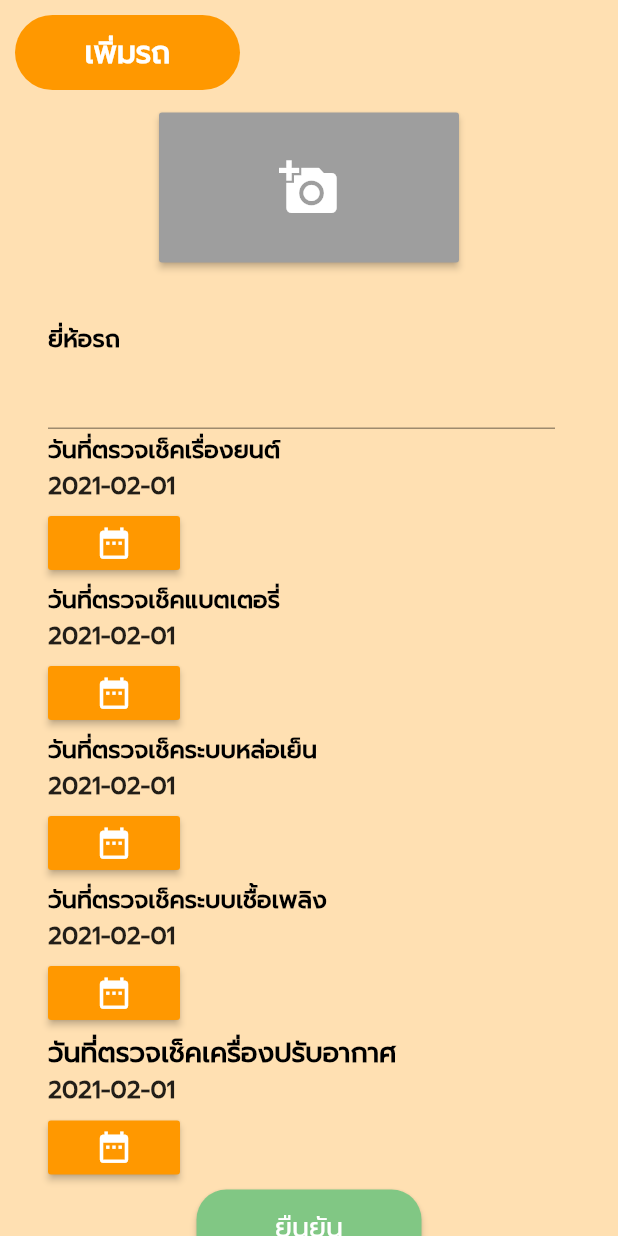
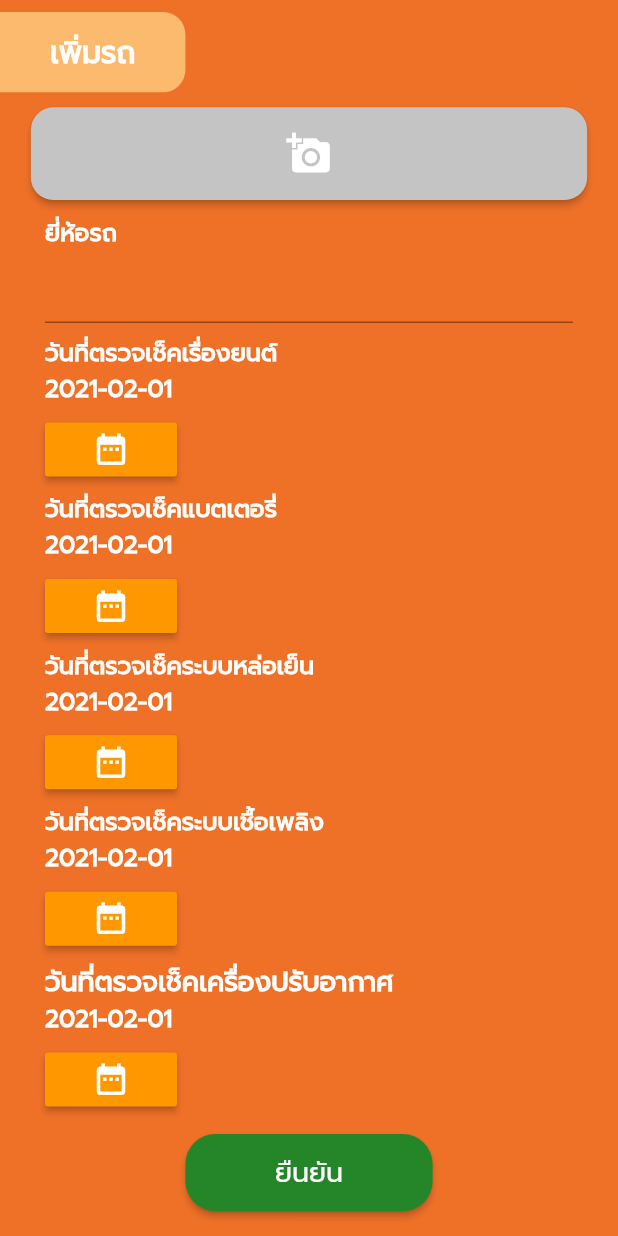
Before and after one commit to Siriwika/GarageMaster, a Flutter app: the DetaiPage screen opened directly, after a tap on the "add" icon, on a phone screen of 412 x 824 dp. Run offline on Flutter 3.47's test engine with Material 2 defaults, Android fonts, the phone set to English and light mode, and no system bars; our stand-ins replace google_maps_flutter, location; network calls fail; project files that could hold a hidden picture were left out.

Commit message:
UI Update

```diff
--- a/Project1/lib/garage.dart
+++ b/Project1/lib/garage.dart
@@ -25,41 +25,45 @@ class DetaiPage extends StatefulWidget {
 }
 
 class _DetaiPage extends State<DetaiPage> {
+  double screen;
   @override
+
   Widget build(BuildContext context) {
+    screen = MediaQuery.of(context).size.width;
+    print('screen = $screen');
     return Scaffold(
-        backgroundColor: Colors.orange[100],
+        backgroundColor: Color.fromRGBO(239, 113, 40, 1),
         body: SafeArea(
             child: Container(
-                margin: EdgeInsets.all(20),
                 child: Column(
                     crossAxisAlignment: CrossAxisAlignment.end,
                     children: <Widget>[
               SizedBox(
                 height: 2,
               ),
-                      Text(
+              Container(
+                margin: EdgeInsets.all(20),
+                child: Text(
                   'Malya jerner',
                   style: TextStyle(
                       color: Colors.white,
                       fontSize: 30,
                       fontWeight: FontWeight.bold),
                 ),
-                      Column(children: <Widget>[
-                        Column(
-                          children: <Widget>[
-                            Align(
-                                alignment: Alignment.topLeft,
+              ),
+              Container(
+                child: Container(
+                  alignment: Alignment.centerLeft,
                   child: Container(
                     margin: EdgeInsets.fromLTRB(0, 10, 0, 0),
-                                  alignment: Alignment.center,
+                    width: 130,
                     height: 50,
-                                  width: 110,
-                                  decoration: ShapeDecoration(
-                                      color: Colors.orange,
-                                      shape: RoundedRectangleBorder(
-                                          borderRadius:
-                                              BorderRadius.circular(50))),
+                    decoration: BoxDecoration(
+                        color: Color.fromRGBO(251, 186, 110, 1),
+                        borderRadius: BorderRadius.only(
+                            topRight: Radius.circular(15),
+                            bottomRight: Radius.circular(15))),
+                    child: Center(
                       child: Text(
                         'อู่ของฉัน',
                         style: TextStyle(
@@ -67,24 +71,22 @@ class _DetaiPage extends State<DetaiPage> {
                             color: Colors.white,
                             fontWeight: FontWeight.bold,
                             fontStyle: FontStyle.italic,
-                                      fontFamily: 'Prompt',
+                            fontFamily: 'Prompt'),
                       ),
                     ),
-                                )),
-                          ],
+                  ),
+                ),
               ),
               Container(
                   child: Center(
                       child: Container(
                           decoration: BoxDecoration(
-                                        borderRadius: BorderRadius.circular(16),
-                                        color: Colors.orange[300]),
+                              borderRadius: BorderRadius.circular(15),
+                              color: Color.fromRGBO(196, 196, 196, 1)),
                           margin: EdgeInsets.all(20),
-                                    padding: EdgeInsets.all(20),
                           child: Column(
                               mainAxisSize: MainAxisSize.min,
-                                        mainAxisAlignment:
-                                            MainAxisAlignment.center,
+                              mainAxisAlignment: MainAxisAlignment.center,
                               children: <Widget>[
                                 buildButtonCradle(),
                               ])))),
@@ -92,41 +94,48 @@ class _DetaiPage extends State<DetaiPage> {
                   alignment: Alignment.center,
                   child: Column(
                     children: <Widget>[
-                                RaisedButton(
+                      Container(
+                        width: 350,
+                        height: 60,
+                        child: RaisedButton(
+                          color: Color.fromRGBO(196, 196, 196, 1),
                           onPressed: () {
                             Navigator.push(
                                 context,
                                 MaterialPageRoute(
                                     builder: (context) => CarInfo()));
                           },
-                                  child: Icon(Icons.add,
-                                      size: 40, color: Colors.white),
+                          child: Icon(Icons.add, size: 40, color: Colors.white),
+                          shape: RoundedRectangleBorder(
+                              borderRadius: BorderRadius.circular(15.0)),
+                        ),
                       )
                     ],
                   ))
-                      ])
             ]))));
   }
 }
 
 Widget buildButtonCradle() {
   return Container(
-      alignment: Alignment.center,
       child: Row(
     children: <Widget>[
       Expanded(
-            child: Text(
-              'ร้านทรัพย์รุ่งเรือง',
-              textAlign: TextAlign.center,
-              style: TextStyle(
-                  color: Colors.black,
-                  fontSize: 15,
-                  fontWeight: FontWeight.bold),
+        child: Image.network(
+          'https://www.iamcar.net/wp-content/uploads/2017/07/%E0%B8%97%E0%B8%A3%E0%B8%B1%E0%B8%9E%E0%B8%A2%E0%B9%8C%E0%B8%A3%E0%B8%B8%E0%B9%88%E0%B8%87%E0%B9%80%E0%B8%A3%E0%B8%B7%E0%B8%AD%E0%B8%87%E0%B8%A2%E0%B8%B2%E0%B8%87%E0%B8%A2%E0%B8%99%E0%B8%95%E0%B9%8C.jpg',
+          width: 200,
+          height: 60,
+          alignment: Alignment.centerLeft,
         ),
       ),
       Expanded(
-            child: TextField(),
-          )
+        child: Text(
+          'ร้านทรัพย์รุ่งเรือง',
+          textAlign: TextAlign.left,
+          style: TextStyle(
+              color: Colors.black, fontSize: 15, fontWeight: FontWeight.bold),
+        ),
+      ),
     ],
   ));
 }
--- a/Project1/lib/main.dart
+++ b/Project1/lib/main.dart
@@ -1,4 +1,5 @@
 import 'package:flutter/material.dart';
+import 'package:flutter/services.dart';
 
 void main() => runApp(MyApp());
 
@@ -19,9 +20,13 @@ class Login extends StatefulWidget {
 }
 
 class _LoginState extends State<Login> {
+  double screen;
   @override
   Widget build(BuildContext context) {
+    screen = MediaQuery.of(context).size.width;
+    print('screen = $screen');
     return Scaffold(
+      backgroundColor: Color.fromRGBO(239, 133, 40, 1),
       // backgroundColor: Colors.deepOrange[400],
       body: SingleChildScrollView(
         child: Column(
@@ -38,40 +43,72 @@ class _LoginState extends State<Login> {
                     child: Text(
                       'ล็อกอิน',
                       textAlign: TextAlign.center,
-                      style: TextStyle(color: Colors.black, fontSize: 30),
+                      style: TextStyle(
+                          color: Colors.white,
+                          fontSize: 40,
+                          fontWeight: FontWeight.bold),
                     )),
               ),
             ),
             Padding(
               //padding: const EdgeInsets.only(left:15.0,right: 15.0,top:0,bottom: 0),
               padding: EdgeInsets.symmetric(horizontal: 40),
+              child: Container(
+                height: screen * 0.13,
+                decoration: BoxDecoration(
+                  color: Colors.white,
+                  border: Border.all(width: 0.0, color: Colors.white),
+                  borderRadius:
+                      const BorderRadius.all(const Radius.circular(25)),
+                ),
+                padding: const EdgeInsets.all(2),
                 child: TextField(
+                  keyboardType: TextInputType.emailAddress,
+                  textInputAction: TextInputAction.next,
                   decoration: InputDecoration(
-                    border: OutlineInputBorder(
-                      borderRadius:
-                          const BorderRadius.all(Radius.circular(8.0)),
-                    ),
+                    icon: Icon(Icons.person),
+                    border: OutlineInputBorder(borderSide: BorderSide.none),
                     labelText: 'อีเมล',
-                    hintText: 'กรุณาป้อนอีเมล ตัวอย่าง abc@gmail.com'),
+                    hintText: 'กรุณาป้อนอีเมล ตัวอย่าง abc@gmail.com',
                   ),
                 ),
+              ),
+            ),
+            SizedBox(
+              height: screen * 0.09,
+            ),
             Padding(
-              padding: const EdgeInsets.only(
-                  left: 40.0, right: 40.0, top: 40, bottom: 50),
+              padding: EdgeInsets.symmetric(horizontal: 40),
               //padding: EdgeInsets.symmetric(horizontal: 15),
+              child: Container(
+                height: screen * 0.13,
+                decoration: BoxDecoration(
+                  color: Colors.white,
+                  border: Border.all(width: 0.0, color: Colors.white),
+                  borderRadius:
+                      const BorderRadius.all(const Radius.circular(25)),
+                ),
                 child: TextField(
+                  keyboardType: TextInputType.visiblePassword,
+                  textInputAction: TextInputAction.done,
                   obscureText: true,
                   decoration: InputDecoration(
-                    border: OutlineInputBorder(),
+                      icon: Icon(Icons.vpn_key_sharp),
+                      border: OutlineInputBorder(borderSide: BorderSide.none),
                       labelText: 'รหัสผ่าน',
                       hintText: 'กรุณาป้อนรหัสผ่าน'),
                 ),
               ),
+            ),
+            SizedBox(
+              height: screen * 0.09,
+            ),
             Container(
-              height: 50,
-              width: 200,
+              height: 40,
+              width: 150,
               decoration: BoxDecoration(
-                  color: Colors.blue, borderRadius: BorderRadius.circular(10)),
+                  color: Color.fromRGBO(251, 186, 110, 1),
+                  borderRadius: BorderRadius.circular(20)),
               child: FlatButton(
                 onPressed: () {
                   Navigator.push(
@@ -92,7 +129,10 @@ class _LoginState extends State<Login> {
               },
               child: Text(
                 'ลืมรหัสผ่าน',
-                style: TextStyle(color: Colors.blue, fontSize: 18),
+                style: TextStyle(
+                    color: Colors.white,
+                    fontSize: 18,
+                    decoration: TextDecoration.underline),
               ),
             ),
             SizedBox(
@@ -104,7 +144,7 @@ class _LoginState extends State<Login> {
               },
               child: Text(
                 'ยังไม่มีบัญชีใช่หรือไม่? ลงทะเบียน',
-                style: TextStyle(fontSize: 18),
+                style: TextStyle(color: Colors.white, fontSize: 18),
               ),
             ),
           ],
--- a/Project1/lib/maintain/carinfo.dart
+++ b/Project1/lib/maintain/carinfo.dart
@@ -25,6 +25,7 @@ class CarInfo extends StatefulWidget {
 }
 
 class _CarInfoState extends State<CarInfo> {
+  double screen;
   DateTime selectedDate = DateTime.now();
 
   _selectDate(BuildContext context) async {
@@ -42,8 +43,10 @@ class _CarInfoState extends State<CarInfo> {
 
   @override
   Widget build(BuildContext context) {
+    screen = MediaQuery.of(context).size.width;
+    print('screen = $screen');
     return Scaffold(
-        backgroundColor: Colors.orange[100],
+        backgroundColor: Color.fromRGBO(239, 113, 40, 1),
         body: SafeArea(
             child: Column(children: <Widget>[
           Column(
@@ -51,14 +54,15 @@ class _CarInfoState extends State<CarInfo> {
               Align(
                   alignment: Alignment.topLeft,
                   child: Container(
-                    margin: EdgeInsets.fromLTRB(10, 10, 0, 0),
-                    alignment: Alignment.center,
-                    height: 50,
-                    width: 150,
-                    decoration: ShapeDecoration(
-                        color: Colors.orange,
-                        shape: RoundedRectangleBorder(
-                            borderRadius: BorderRadius.circular(50))),
+                    margin: EdgeInsets.fromLTRB(0, 8, 0, 0),
+                    width: screen * 0.3,
+                    height: screen * 0.13,
+                    decoration: BoxDecoration(
+                        color: Color.fromRGBO(251, 186, 110, 1),
+                        borderRadius: BorderRadius.only(
+                            topRight: Radius.circular(15),
+                            bottomRight: Radius.circular(15))),
+                    child: Center(
                       child: Text(
                         'เพิ่มรถ',
                         style: TextStyle(
@@ -67,153 +71,171 @@ class _CarInfoState extends State<CarInfo> {
                           fontWeight: FontWeight.bold,
                         ),
                       ),
+                    ),
                   )),
             ],
           ),
-          Column(children: <Widget>[
+          Expanded(
+            child: SingleChildScrollView(
+              child: Column(children: <Widget>[
                 Container(
-              margin: EdgeInsets.all(15),
+                  width: screen * 0.9,
+                  height: screen * 0.15,
+                  margin: EdgeInsets.all(10),
                   child: RaisedButton(
-                color: Colors.grey,
+                    color: Color.fromRGBO(196, 196, 196, 1),
                     onPressed: () {},
-                child: Icon(Icons.add_a_photo, size: 40, color: Colors.white),
-                padding: EdgeInsets.fromLTRB(80, 30, 80, 30),
+                    child: Center(
+                        child: Icon(Icons.add_a_photo,
+                            size: 30, color: Colors.white)),
+                    padding: EdgeInsets.fromLTRB(80, 10, 80, 10),
+                    shape: RoundedRectangleBorder(
+                        borderRadius: BorderRadius.circular(15.0)),
                   ),
                 ),
                 Container(
-              padding: EdgeInsets.all(2),
-              margin: EdgeInsets.fromLTRB(30, 20, 40, 0),
+                  margin: EdgeInsets.fromLTRB(30, 0, 30, 0),
                   child: Column(
                     crossAxisAlignment: CrossAxisAlignment.start,
                     children: <Widget>[
-                  SizedBox(
-                    height: 2,
-                  ),
                       Text(
                         'ยี่ห้อรถ',
                         style: TextStyle(
-                        color: Colors.black,
+                            color: Colors.white,
                             fontSize: 16,
                             fontWeight: FontWeight.bold),
                       ),
                       TextField(),
-                  SizedBox(
-                    height: 2,
-                  ),
+                      SizedBox(height: screen * 0.02),
                       Text(
                         'วันที่ตรวจเช็คเรื่องยนต์',
                         style: TextStyle(
-                        color: Colors.black,
+                            color: Colors.white,
                             fontSize: 16,
                             fontWeight: FontWeight.bold),
                       ),
                       Text(
                         "${selectedDate.toLocal()}".split(' ')[0],
-                    style: TextStyle(fontSize: 16, fontWeight: FontWeight.bold),
+                        style: TextStyle(
+                            color: Colors.white,
+                            fontSize: 16,
+                            fontWeight: FontWeight.bold),
                       ),
                       SizedBox(
-                    height: 2,
+                        height: screen * 0.01,
                       ),
                       RaisedButton(
                         onPressed: () => _selectDate(context),
-                    child:
-                        Icon(Icons.date_range, size: 25, color: Colors.white),
+                        child: Icon(Icons.date_range,
+                            size: 25, color: Colors.white),
                         color: Colors.orange,
                       ),
                       SizedBox(
-                    height: 2,
+                        height: screen * 0.01,
                       ),
                       Text(
                         'วันที่ตรวจเช็คแบตเตอรี่',
                         style: TextStyle(
-                        color: Colors.black,
+                            color: Colors.white,
                             fontSize: 16,
                             fontWeight: FontWeight.bold),
                       ),
                       Text(
                         "${selectedDate.toLocal()}".split(' ')[0],
-                    style: TextStyle(fontSize: 16, fontWeight: FontWeight.bold),
+                        style: TextStyle(
+                            color: Colors.white,
+                            fontSize: 16,
+                            fontWeight: FontWeight.bold),
                       ),
                       SizedBox(
-                    height: 2,
+                        height: screen * 0.01,
                       ),
                       RaisedButton(
                         onPressed: () => _selectDate(context),
-                    child:
-                        Icon(Icons.date_range, size: 25, color: Colors.white),
+                        child: Icon(Icons.date_range,
+                            size: 25, color: Colors.white),
                         color: Colors.orange,
                       ),
                       SizedBox(
-                    height: 2,
+                        height: screen * 0.01,
                       ),
                       Text(
                         'วันที่ตรวจเช็คระบบหล่อเย็น',
                         style: TextStyle(
-                        color: Colors.black,
+                            color: Colors.white,
                             fontSize: 16,
                             fontWeight: FontWeight.bold),
                       ),
                       Text(
                         "${selectedDate.toLocal()}".split(' ')[0],
-                    style: TextStyle(fontSize: 16, fontWeight: FontWeight.bold),
+                        style: TextStyle(
+                            color: Colors.white,
+                            fontSize: 16,
+                            fontWeight: FontWeight.bold),
                       ),
                       SizedBox(
-                    height: 2,
+                        height: screen * 0.01,
                       ),
                       RaisedButton(
                         onPressed: () => _selectDate(context),
-                    child:
-                        Icon(Icons.date_range, size: 25, color: Colors.white),
+                        child: Icon(Icons.date_range,
+                            size: 25, color: Colors.white),
                         color: Colors.orange,
                       ),
                       SizedBox(
-                    height: 2,
+                        height: screen * 0.01,
                       ),
                       Text(
                         'วันที่ตรวจเช็คระบบเชื้อเพลิง',
                         style: TextStyle(
-                        color: Colors.black,
+                            color: Colors.white,
                             fontSize: 16,
                             fontWeight: FontWeight.bold),
                       ),
                       Text(
                         "${selectedDate.toLocal()}".split(' ')[0],
-                    style: TextStyle(fontSize: 16, fontWeight: FontWeight.bold),
+                        style: TextStyle(
+                            color: Colors.white,
+                            fontSize: 16,
+                            fontWeight: FontWeight.bold),
                       ),
                       SizedBox(
-                    height: 2,
+                        height: screen * 0.01,
                       ),
                       RaisedButton(
                         onPressed: () => _selectDate(context),
-                    child:
-                        Icon(Icons.date_range, size: 25, color: Colors.white),
+                        child: Icon(Icons.date_range,
+                            size: 25, color: Colors.white),
                         color: Colors.orange,
                       ),
                       SizedBox(
-                    height: 2,
+                        height: screen * 0.01,
                       ),
                       Text(
                         'วันที่ตรวจเช็คเครื่องปรับอากาศ',
                         style: TextStyle(
-                        color: Colors.black,
+                            color: Colors.white,
                             fontSize: 18,
                             fontWeight: FontWeight.bold),
                       ),
                       Text(
                         "${selectedDate.toLocal()}".split(' ')[0],
-                    style: TextStyle(fontSize: 16, fontWeight: FontWeight.bold),
+                        style: TextStyle(
+                            color: Colors.white,
+                            fontSize: 16,
+                            fontWeight: FontWeight.bold),
                       ),
                       SizedBox(
-                    height: 2,
+                        height: screen * 0.01,
                       ),
                       RaisedButton(
                         onPressed: () => _selectDate(context),
-                    child:
-                        Icon(Icons.date_range, size: 25, color: Colors.white),
+                        child: Icon(Icons.date_range,
+                            size: 25, color: Colors.white),
                         color: Colors.orange,
                       ),
                       SizedBox(
-                    height: 2,
+                        height: screen * 0.03,
                       ),
                     ],
                   ),
@@ -223,8 +245,8 @@ class _CarInfoState extends State<CarInfo> {
                   children: <Widget>[
                     Container(
                         margin: EdgeInsets.fromLTRB(50, 0, 50, 0),
-                    height: 50,
-                    width: 150,
+                        height: screen * 0.125,
+                        width: screen * 0.4,
                         child: RaisedButton(
                           onPressed: () {
                             Navigator.push(
@@ -232,7 +254,7 @@ class _CarInfoState extends State<CarInfo> {
                                 MaterialPageRoute(
                                     builder: (context) => Maintenance()));
                           },
-                      color: Colors.green[300],
+                          color: Color.fromRGBO(37, 134, 41, 1),
                           shape: RoundedRectangleBorder(
                             borderRadius: BorderRadius.circular(20),
                           ),
@@ -243,7 +265,12 @@ class _CarInfoState extends State<CarInfo> {
                         )),
                   ],
                 ),
-          ])
+                SizedBox(
+                  height: screen * 0.02,
+                ),
+              ]),
+            ),
+          )
         ])));
   }
 }
```
Also changed, not shown: 1 other file. Lines whose indentation alone changed are shown as unchanged.
